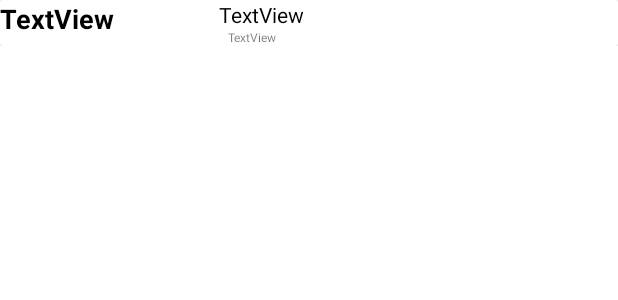
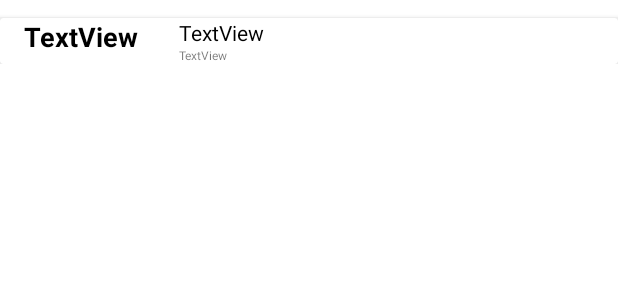
Before and after one commit to Zablas/Oxylabs-App, an Android app: the layout notification_data_row.xml on its own in the app's theme, with its tools: preview values and no code run, on a phone screen of 412 x 824 dp. Shown: the top 300 px of the screen. Run offline under Robolectric (Android 15) with nearby library versions, the phone set to English and light mode, and no system bars.

Commit message:
Bind notifications adapter to the recycler view

```diff
--- a/app/src/main/java/com/example/oxylabs_app/MainActivity.kt
+++ b/app/src/main/java/com/example/oxylabs_app/MainActivity.kt
@@ -5,17 +5,21 @@ import android.database.Cursor
 import androidx.appcompat.app.AppCompatActivity
 import android.os.Bundle
 import android.view.View
+import androidx.recyclerview.widget.LinearLayoutManager
 import androidx.recyclerview.widget.RecyclerView
 import kotlinx.android.synthetic.main.activity_main.*
 
 class MainActivity : AppCompatActivity() {
     private val database: NotificationDatabaseHelper = NotificationDatabaseHelper(this)
     private val notifications: ArrayList<NotificationDTO> = ArrayList()
+    private val notificationAdapter: NotificationAdapter = NotificationAdapter(this, notifications)
 
     override fun onCreate(savedInstanceState: Bundle?) {
         super.onCreate(savedInstanceState)
         setContentView(R.layout.activity_main)
         displayNotificationList()
+        rvNotifications.adapter = notificationAdapter
+        rvNotifications.layoutManager = LinearLayoutManager(this)
     }
 
     fun openNewNotificationForm(view: View){
--- a/app/src/main/res/layout/notification_data_row.xml
+++ b/app/src/main/res/layout/notification_data_row.xml
@@ -8,7 +8,8 @@
 
     <androidx.cardview.widget.CardView
         android:layout_width="match_parent"
-        android:layout_height="wrap_content">
+        android:layout_height="wrap_content"
+        android:layout_marginTop="12dp">
 
         <androidx.constraintlayout.widget.ConstraintLayout
             android:layout_width="match_parent"
@@ -21,9 +22,7 @@
                 android:text="TextView"
                 android:textSize="8sp"
                 app:layout_constraintBottom_toBottomOf="parent"
-                app:layout_constraintEnd_toEndOf="parent"
-                app:layout_constraintHorizontal_bias="0.25"
-                app:layout_constraintStart_toEndOf="@+id/textViewTitle"
+                app:layout_constraintStart_toStartOf="@+id/guideline5"
                 app:layout_constraintTop_toBottomOf="@+id/textViewDescription" />
 
             <TextView
@@ -33,15 +32,15 @@
                 android:text="TextView"
                 android:textColor="#000000"
                 app:layout_constraintBottom_toTopOf="@+id/textViewScheduledTime"
-                app:layout_constraintEnd_toEndOf="parent"
-                app:layout_constraintHorizontal_bias="0.25"
-                app:layout_constraintStart_toEndOf="@+id/textViewTitle"
+                app:layout_constraintStart_toStartOf="@+id/guideline5"
                 app:layout_constraintTop_toTopOf="parent" />
 
             <TextView
                 android:id="@+id/textViewTitle"
                 android:layout_width="wrap_content"
                 android:layout_height="wrap_content"
+                android:layout_marginStart="16dp"
+                android:layout_marginLeft="16dp"
                 android:text="TextView"
                 android:textColor="#000000"
                 android:textSize="18sp"
@@ -51,6 +50,13 @@
                 app:layout_constraintTop_toTopOf="@+id/textViewDescription"
                 app:layout_constraintVertical_bias="0.0" />
 
+            <androidx.constraintlayout.widget.Guideline
+                android:id="@+id/guideline5"
+                android:layout_width="wrap_content"
+                android:layout_height="wrap_content"
+                android:orientation="vertical"
+                app:layout_constraintGuide_percent="0.29" />
+
         </androidx.constraintlayout.widget.ConstraintLayout>
     </androidx.cardview.widget.CardView>
 </LinearLayout>
```
